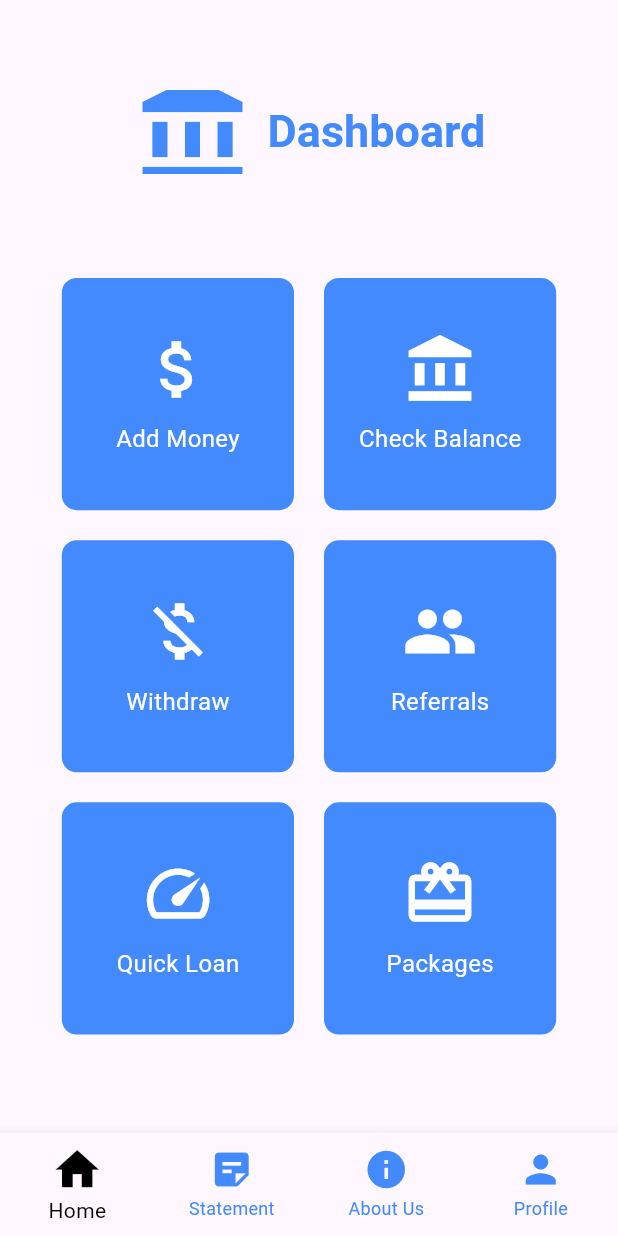
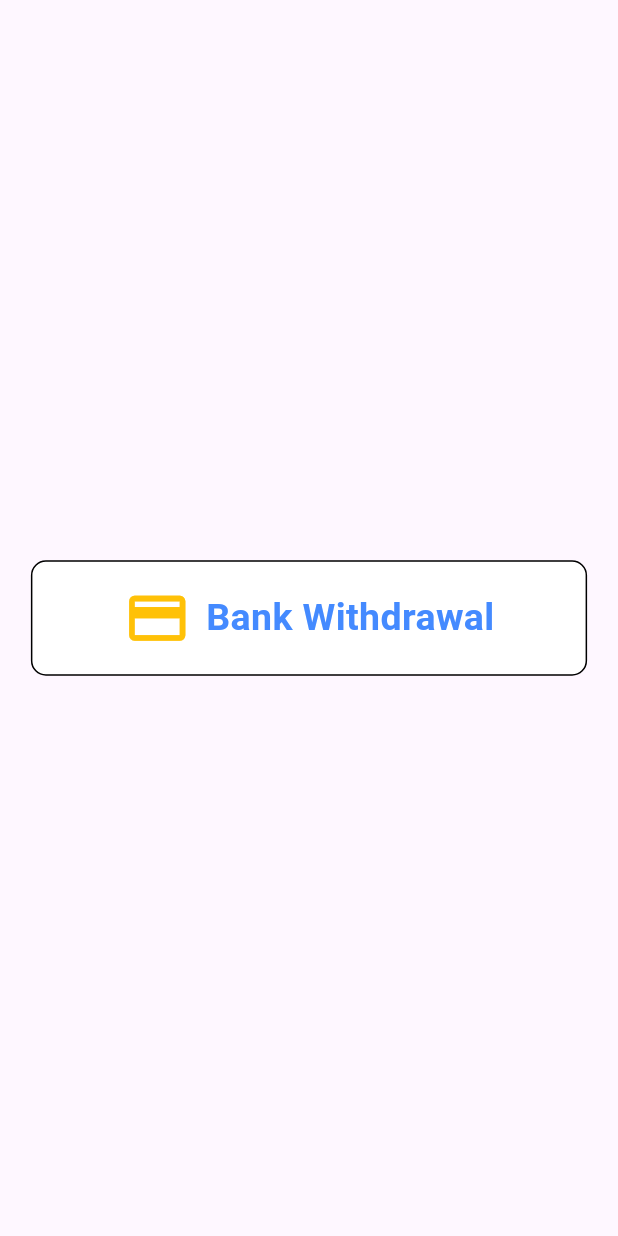
Before and after one commit to Md-Junaead/v1-Micro-Finance, a Flutter app: the screen it shows after launch, on a phone screen of 412 x 824 dp. Run offline on Flutter 3.47's test engine with Material 3 defaults, Android fonts, the phone set to English and light mode, and no system bars; our stand-ins replace image_picker.

Commit message:
Withdraw

```diff
--- a/lib/main.dart
+++ b/lib/main.dart
@@ -1,9 +1,6 @@
 import 'package:flutter/material.dart';
-import 'package:v1_micro_finance/screens/dashboard/check_balance_screen.dart';
-import 'package:v1_micro_finance/screens/home_screen.dart';
-import 'package:v1_micro_finance/screens/signin_screen.dart';
-import 'package:v1_micro_finance/test/test.dart';
-import 'package:v1_micro_finance/widgets/bottom_nav_bar.dart'; // Import BottomNavBar widget
+import 'package:v1_micro_finance/screens/withdraw/bank_withdrawal_screen.dart';
+import 'package:v1_micro_finance/screens/withdraw/crypto_withdrawal_screen.dart';
 
 void main() {
   runApp(MicroFinance());
@@ -16,7 +13,7 @@ class MicroFinance extends StatelessWidget {
       title: 'Finance App',
       debugShowCheckedModeBanner: false,
       theme: ThemeData(primarySwatch: Colors.blue),
-      home: BottomNavBarScreen(), // Use BottomNavBar as the home screen
+      home: BankWithdrawalScreen(), // Use BottomNavBar as the home screen
     );
   }
 }
--- /dev/null
+++ b/lib/screens/withdraw/bank_withdrawal_screen.dart
@@ -0,0 +1,54 @@
+import 'package:flutter/material.dart';
+
+class BankWithdrawalScreen extends StatefulWidget {
+  @override
+  _BankWithdrawalScreenState createState() => _BankWithdrawalScreenState();
+}
+
+class _BankWithdrawalScreenState extends State<BankWithdrawalScreen> {
+  @override
+  Widget build(BuildContext context) {
+    return Scaffold(
+      body: Padding(
+        padding:
+            const EdgeInsets.symmetric(vertical: 8.0), // 8% top & bottom space
+        child: Column(
+          mainAxisAlignment: MainAxisAlignment.center,
+          crossAxisAlignment: CrossAxisAlignment.center,
+          children: [
+            // Part 1: Check Balance Button
+            Container(
+              width: MediaQuery.of(context).size.width *
+                  0.9, // 5% margin from left & right
+              padding: EdgeInsets.symmetric(vertical: 15),
+              decoration: BoxDecoration(
+                border: Border.all(color: Colors.black, width: 1),
+                borderRadius: BorderRadius.circular(10),
+                color: Colors.white,
+              ),
+              margin: EdgeInsets.symmetric(
+                  horizontal:
+                      MediaQuery.of(context).size.width * 0.05), // 5% margin
+              child: Row(
+                mainAxisAlignment: MainAxisAlignment.center,
+                children: [
+                  Icon(
+                    Icons.credit_card,
+                    color: Colors.amber,
+                    size: 45,
+                  ),
+                  SizedBox(width: 10),
+                  Text("Bank Withdrawal",
+                      style: TextStyle(
+                          color: Colors.blueAccent,
+                          fontSize: 25,
+                          fontWeight: FontWeight.bold)),
+                ],
+              ),
+            ),
+          ],
+        ),
+      ),
+    );
+  }
+}
```
Also changed, not shown: lib/screens/withdraw/crypto_withdrawal_screen.dart (added, +54 -0 lines).
